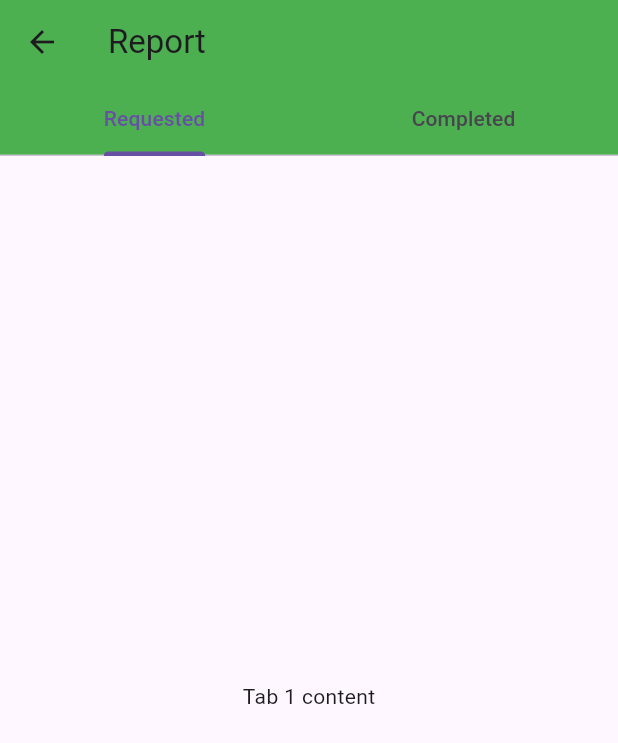
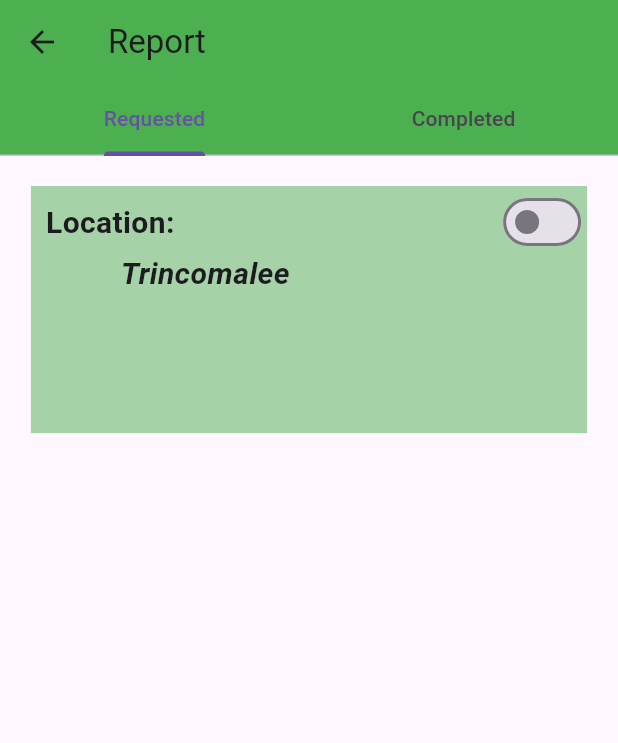
Before and after one commit to maheezthariq/EcoTrash, a Flutter app: the ReportWC screen opened directly, on a phone screen of 412 x 824 dp. Shown: the top 743 px of the screen. Run offline on Flutter 3.47's test engine with Material 3 defaults, Android fonts, the light colour scheme and no system bars; our stand-ins replace carousel_slider, device_preview, geocoding, geolocator, image_picker, quickalert; missing offline and left inert: baseflow_plugin_template.

Commit message:
Update ReportWC.dart

```diff
--- a/flutter_application_1/lib/WasteCollector/ReportWC.dart
+++ b/flutter_application_1/lib/WasteCollector/ReportWC.dart
@@ -7,8 +7,10 @@ class ReportWC extends StatefulWidget {
   _ReportWCState createState() => _ReportWCState();
 }
 
-class _ReportWCState extends State<ReportWC> with SingleTickerProviderStateMixin {
+class _ReportWCState extends State<ReportWC>
+    with SingleTickerProviderStateMixin {
   late TabController _tabController;
+  bool isLocationOn = false;
 
   @override
   void initState() {
@@ -24,13 +26,15 @@ class _ReportWCState extends State<ReportWC> with SingleTickerProviderStateMixin
 
   @override
   Widget build(BuildContext context) {
+    double screenWidth = MediaQuery.of(context).size.width;
+    double screenHeight = MediaQuery.of(context).size.height;
     return Scaffold(
       appBar: AppBar(
-        title: Text('Report'),
+        title: const Text('Report'),
         backgroundColor: Colors.green,
         bottom: TabBar(
           controller: _tabController,
-          tabs: [
+          tabs: const [
             Tab(text: 'Requested'),
             Tab(text: 'Completed'),
           ],
@@ -40,11 +44,64 @@ class _ReportWCState extends State<ReportWC> with SingleTickerProviderStateMixin
         controller: _tabController,
         children: [
           // First tab content
-          Center(
-            child: Text('Tab 1 content'),
+          Container(
+            child: Column(
+              children: [
+                Container(
+                  width: screenWidth * 0.9,
+                  height: screenHeight * 0.2,
+                  decoration: BoxDecoration(
+                    color: Colors.green.withOpacity(0.5),
+                    // borderRadius: BorderRadius.circular(10),
+                  ),
+                  margin: EdgeInsets.fromLTRB(20, 20, 20, 0),
+                  child: Row(
+                    mainAxisAlignment: MainAxisAlignment.spaceBetween,
+                    children: [
+                      Column(
+                        crossAxisAlignment: CrossAxisAlignment.start,
+                        children: [
+                          Container(
+                            padding: EdgeInsets.fromLTRB(10, 10, 0, 0),
+                            child: Text(
+                              "Location:",
+                              style: TextStyle(
+                                fontSize: 20,
+                                fontWeight: FontWeight.bold,
+                              ),
+                            ),
+                          ),
+                          Container(
+                            padding: EdgeInsets.fromLTRB(60, 5, 0, 0),
+                            child: Text(
+                              "Trincomalee",
+                              style: TextStyle(
+                                fontSize: 20,
+                                fontWeight: FontWeight.bold,
+                                fontStyle: FontStyle.italic, // Add italic style
+                              ),
+                            ),
+                          ),
+                        ],
+                      ),
+                      Align(
+              alignment: Alignment.topCenter, // Align to the top center
+              child: Switch(
+                value: isLocationOn,
+                onChanged: (value) {
+                  setState(() {
+                    isLocationOn = value;
+                  });
+                        },
+                      ),
+                  )],
+                  ),
+                ),
+              ],
+            ),
           ),
           // Second tab content
-          Center(
+          const Center(
             child: Text('Tab 2 content'),
           ),
         ],
```
